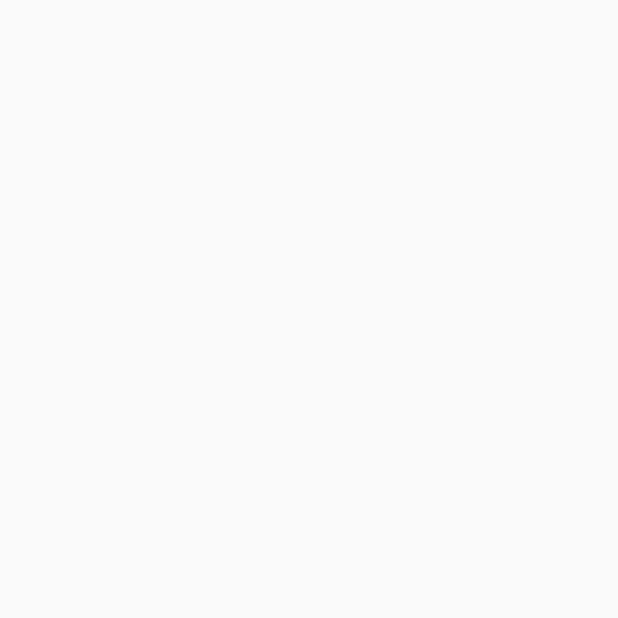
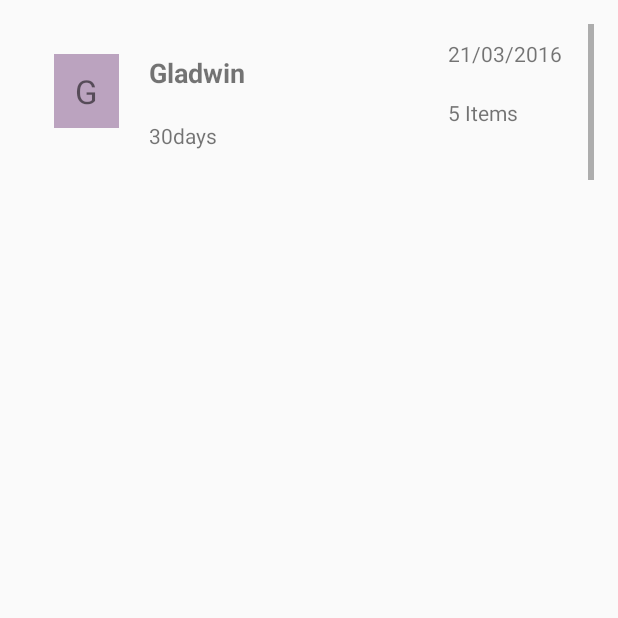
Before and after one commit to Kesavaraj-Sridhar/Facilis, an Android app: the first screen one second after launch (MainActivity), on a phone screen of 412 x 824 dp, the top half of it. Before the commit the part shown is empty. Run offline under Robolectric (Android 15) with nearby library versions, the phone set to English and light mode, and no system bars.

Commit message:
5th  May'16

```diff
--- /dev/null
+++ b/app/src/main/java/in/codehex/facilis/Adapter/MembersAdapter.java
@@ -0,0 +1,78 @@
+package in.codehex.facilis.Adapter;
+
+import android.graphics.Color;
+import android.support.v7.widget.RecyclerView;
+import android.view.LayoutInflater;
+import android.view.View;
+import android.view.ViewGroup;
+import android.widget.TextView;
+
+import java.util.List;
+import java.util.Random;
+
+import in.codehex.facilis.R;
+import in.codehex.facilis.model.Members;
+
+/**
+ * Created by Codehex-Keshav on 05-05-2016.
+ */
+public class MembersAdapter extends RecyclerView.Adapter<MembersAdapter.MyViewHolder>{
+
+    private List<Members> membersList;
+
+    public class MyViewHolder extends RecyclerView.ViewHolder {
+        public TextView alphabetTextView, nameTextView, durationTextView, postedDateTextView, numberOfItemsTextView;
+
+        public MyViewHolder(View view) {
+            super(view);
+            alphabetTextView = (TextView) view.findViewById(R.id.alphabet_text_view);
+            nameTextView = (TextView) view.findViewById(R.id.name_text_view);
+            durationTextView = (TextView) view.findViewById(R.id.duration_text_view);
+            postedDateTextView = (TextView) view.findViewById(R.id.posted_date_text_view);
+            numberOfItemsTextView = (TextView) view.findViewById(R.id.number_of_items_text_view);
+        }
+    }
+
+    public MembersAdapter(List<Members> membersList){
+        this.membersList = membersList;
+    }
+
+    @Override
+    public MyViewHolder onCreateViewHolder(ViewGroup parent, int viewType) {
+        View itemView = LayoutInflater.from(parent.getContext())
+                .inflate(R.layout.member_list_row, parent, false);
+
+        return new MyViewHolder(itemView);
+    }
+
+    @Override
+    public void onBindViewHolder(MyViewHolder holder, int position) {
+
+        Members members = membersList.get(position);
+        String date, duration, numberOfItems, name, alphabet;
+        date = members.getDate();
+        duration = members.getDuration();
+        numberOfItems = members.getNumberOfItems();
+        name = members.getName();
+        Random getRandomInteger = new Random();
+        alphabet = name.substring(0,1);
+        holder.alphabetTextView.setText(alphabet);
+        holder.alphabetTextView.setBackgroundColor(Color.rgb( getRandomInteger.nextInt(256),
+                getRandomInteger.nextInt(256),
+                getRandomInteger.nextInt(256)));
+        holder.nameTextView.setText(name);
+        holder.numberOfItemsTextView.setText(numberOfItems);
+        holder.durationTextView.setText(duration);
+        holder.postedDateTextView.setText(date);
+
+
+
+    }
+
+    @Override
+    public int getItemCount() {
+        return membersList.size();
+    }
+
+
+}
--- a/app/src/main/java/in/codehex/facilis/MainActivity.java
+++ b/app/src/main/java/in/codehex/facilis/MainActivity.java
@@ -1,17 +1,119 @@
 package in.codehex.facilis;
 
+import android.content.Context;
 import android.support.v7.app.AppCompatActivity;
 import android.os.Bundle;
+import android.support.v7.widget.DefaultItemAnimator;
+import android.support.v7.widget.LinearLayoutManager;
+import android.support.v7.widget.RecyclerView;
+import android.view.GestureDetector;
+import android.view.MotionEvent;
 import android.view.View;
 import android.widget.Button;
+import android.widget.Toast;
+
+import java.util.ArrayList;
+import java.util.List;
+
+import in.codehex.facilis.Adapter.MembersAdapter;
+import in.codehex.facilis.model.Members;
 
 
 public class MainActivity extends AppCompatActivity {
 
-      @Override
+    private List<Members> membersList = new ArrayList<>();
+    private RecyclerView recyclerView;
+    private MembersAdapter membersAdapter;
+
+    @Override
     protected void onCreate(Bundle savedInstanceState) {
         super.onCreate(savedInstanceState);
         setContentView(R.layout.activity_main);
 
+        recyclerView = (RecyclerView) findViewById(R.id.recycler_view);
+        membersAdapter = new MembersAdapter(membersList);
+        RecyclerView.LayoutManager mLayoutManager = new LinearLayoutManager(getApplicationContext());
+        recyclerView.setLayoutManager(mLayoutManager);
+        recyclerView.setItemAnimator(new DefaultItemAnimator());
+        recyclerView.setAdapter(membersAdapter);
+
+        recyclerView.addOnItemTouchListener(new RecyclerTouchListener(getApplicationContext(), recyclerView, new ClickListener() {
+            @Override
+            public void onClick(View view, int position) {
+                Members members = membersList.get(position);
+                Toast.makeText(getApplicationContext(), members.getName() + " is selected!", Toast.LENGTH_SHORT).show();
+            }
+
+            @Override
+            public void onLongClick(View view, int position) {
+
+            }
+        }));
+
+        prepateMembersData();
+    }
+
+    private void prepateMembersData() {
+
+        Members members = new Members("21/03/2016","30days","5 Items","Gladwin");
+        membersList.add(members);
+
+        members = new Members("22/03/2016","20days","6 Items","Henald");
+        membersList.add(members);
+
+        members = new Members("23/03/2016","10days","7 Items","Keshav");
+        membersList.add(members);
+
+        membersAdapter.notifyDataSetChanged();
+    }
+
+    public interface ClickListener {
+        void onClick(View view, int position);
+
+        void onLongClick(View view, int position);
+    }
+
+    public static class RecyclerTouchListener implements RecyclerView.OnItemTouchListener {
+
+        private GestureDetector gestureDetector;
+        private MainActivity.ClickListener clickListener;
+
+        public RecyclerTouchListener(Context context, final RecyclerView recyclerView, final MainActivity.ClickListener clickListener) {
+            this.clickListener = clickListener;
+            gestureDetector = new GestureDetector(context, new GestureDetector.SimpleOnGestureListener() {
+                @Override
+                public boolean onSingleTapUp(MotionEvent e) {
+                    return true;
+                }
+
+                @Override
+                public void onLongPress(MotionEvent e) {
+                    View child = recyclerView.findChildViewUnder(e.getX(), e.getY());
+                    if (child != null && clickListener != null) {
+                        clickListener.onLongClick(child, recyclerView.getChildPosition(child));
+                    }
+                }
+            });
+        }
+
+        @Override
+        public boolean onInterceptTouchEvent(RecyclerView rv, MotionEvent e) {
+
+            View child = rv.findChildViewUnder(e.getX(), e.getY());
+            if (child != null && clickListener != null && gestureDetector.onTouchEvent(e)) {
+                clickListener.onClick(child, rv.getChildPosition(child));
+            }
+            return false;
+        }
+
+        @Override
+        public void onTouchEvent(RecyclerView rv, MotionEvent e) {
+        }
+
+        @Override
+        public void onRequestDisallowInterceptTouchEvent(boolean disallowIntercept) {
+
+        }
+
     }
 }
--- a/app/src/main/java/in/codehex/facilis/model/Members.java
+++ b/app/src/main/java/in/codehex/facilis/model/Members.java
@@ -5,4 +5,45 @@ package in.codehex.facilis.model;
  */
 public class Members {
     private String date, duration, numberOfItems, name;
+
+    public Members(){    }
+
+    public Members(String date, String duration, String numberOfItems, String name){
+        this.date = date;
+        this.duration = duration;
+        this.numberOfItems = numberOfItems;
+        this.name = name;
+    }
+
+    public String getDate() {
+        return date;
+    }
+
+    public void setDate(String date) {
+        this.date = date;
+    }
+
+    public String getDuration() {
+        return duration;
+    }
+
+    public void setDuration(String duration) {
+        this.duration = duration;
+    }
+
+    public String getNumberOfItems() {
+        return numberOfItems;
+    }
+
+    public void setNumberOfItems(String numberOfItems) {
+        this.numberOfItems = numberOfItems;
+    }
+
+    public String getName() {
+        return name;
+    }
+
+    public void setName(String name) {
+        this.name = name;
+    }
 }
--- /dev/null
+++ b/app/src/main/res/layout/member_list_row.xml
@@ -0,0 +1,66 @@
+<?xml version="1.0" encoding="utf-8"?>
+<LinearLayout xmlns:android="http://schemas.android.com/apk/res/android"
+    android:layout_width="match_parent"
+    android:layout_height="match_parent"
+    android:orientation="horizontal"
+    android:weightSum="3">
+
+    <TextView
+        android:layout_marginTop="@dimen/secondary_margin"
+        android:layout_marginLeft="@dimen/secondary_margin"
+        android:layout_weight="0.5"
+        android:id="@+id/alphabet_text_view"
+        android:layout_width="1dp"
+        android:layout_height="wrap_content"
+        android:background="@drawable/texview_design"
+        android:padding="@dimen/primary_margin"
+        android:gravity="center"
+        android:text="A"
+        android:textSize="@dimen/text_size_large" />
+
+    <LinearLayout
+        android:layout_weight="1.25"
+        android:padding="@dimen/primary_padding"
+        android:layout_width="wrap_content"
+        android:layout_height="wrap_content"
+        android:orientation="vertical">
+
+        <TextView
+            android:padding="@dimen/primary_padding"
+            android:id="@+id/name_text_view"
+            android:layout_width="wrap_content"
+            android:layout_height="wrap_content"
+            android:text="Name"
+            android:textSize="@dimen/text_size_medium"
+            android:textStyle="bold" />
+        <TextView
+            android:id="@+id/duration_text_view"
+            android:padding="@dimen/primary_padding"
+            android:layout_width="wrap_content"
+            android:layout_height="wrap_content"
+            android:textSize="@dimen/text_size_small"
+            android:text="Duration"/>
+
+    </LinearLayout>
+    <LinearLayout
+        android:layout_weight="1.25"
+        android:orientation="vertical"
+        android:layout_width="1dp"
+        android:layout_height="wrap_content">
+
+        <TextView
+            android:padding="@dimen/primary_padding"
+            android:id="@+id/posted_date_text_view"
+            android:layout_width="wrap_content"
+            android:layout_height="wrap_content"
+            android:text="Posted Date"/>
+        <TextView
+            android:padding="@dimen/primary_padding"
+            android:id="@+id/number_of_items_text_view"
+            android:layout_width="wrap_content"
+            android:layout_height="wrap_content"
+            android:text="Number of items"/>
+
+    </LinearLayout>
+
+</LinearLayout>
--- a/app/src/main/res/values/dimens.xml
+++ b/app/src/main/res/values/dimens.xml
@@ -11,4 +11,7 @@
     <dimen name="lite">5dp</dimen>
     <dimen name="card_radius">4dp</dimen>
     <dimen name="card_elevation">8dp</dimen>
+    <dimen name="text_size_small">14sp</dimen>
+    <dimen name="text_size_medium">18sp</dimen>
+    <dimen name="text_size_large">22sp</dimen>
 </resources>
--- a/app/src/main/res/values/styles.xml
+++ b/app/src/main/res/values/styles.xml
@@ -9,6 +9,7 @@
         <item name="colorPrimary">@color/primary</item>
         <item name="colorPrimaryDark">@color/primary_dark</item>
         <item name="colorAccent">@color/accent</item>
+
     </style>
 
 </resources>
```
